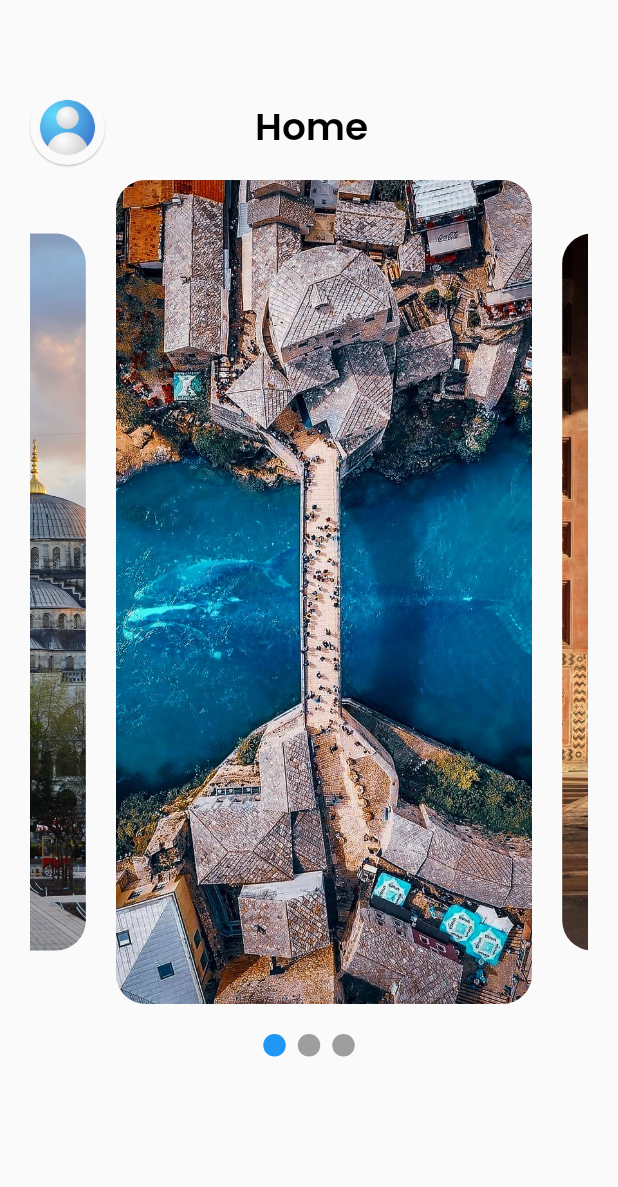
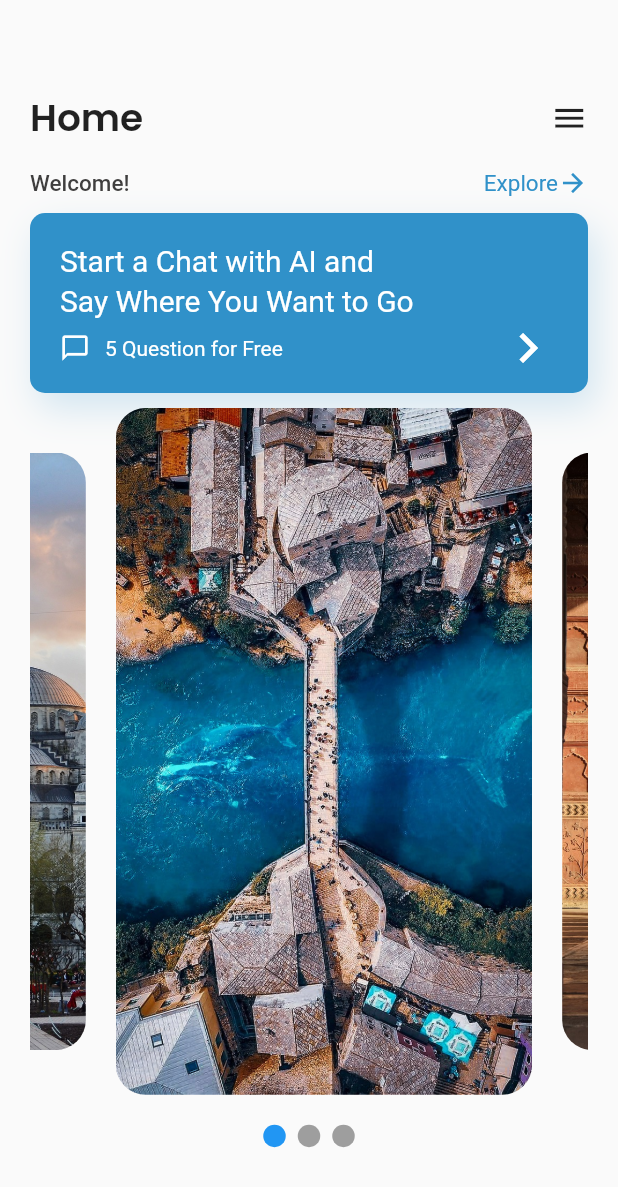
Before and after one commit to HifaOner/travelGallery, a Flutter app: the Home screen opened directly, on a phone screen of 412 x 824 dp. Shown: the top 1187 px of the screen. Run offline on Flutter 3.47's test engine with Material 2 defaults, Android fonts, the phone set to English and light mode, and no system bars; drawn by our look-alikes of carousel_slider, smooth_page_indicator; our stand-ins replace flutter_signin_button.

Commit message:
home page edited, colors changes

```diff
--- /dev/null
+++ b/lib/components/colors.dart
@@ -0,0 +1,5 @@
+import 'package:flutter/material.dart';
+
+class AppColors {
+  static const primaryColor = Color.fromARGB(255, 48, 145, 201);
+}
--- a/lib/views/explore.dart
+++ b/lib/views/explore.dart
@@ -1,3 +1,4 @@
+import 'package:flutter/material.dart';
 import 'package:flutter/src/widgets/container.dart';
 import 'package:flutter/src/widgets/framework.dart';
 
@@ -11,6 +12,6 @@
 class _ExploreState extends State<Explore> {
   @override
   Widget build(BuildContext context) {
-    return Container();
+    return Text("hey");
   }
 }
--- a/lib/views/home.dart
+++ b/lib/views/home.dart
@@ -1,9 +1,11 @@
-// ignore_for_file: prefer_const_constructors
+// ignore_for_file: prefer_const_constructors, prefer_const_literals_to_create_immutables
 
 import 'package:carousel_slider/carousel_slider.dart';
 import 'package:flutter/material.dart';
 import 'package:flutter/src/widgets/container.dart';
 import 'package:flutter/src/widgets/framework.dart';
+import 'package:oua_flutter_travel_gallery/components/colors.dart';
+import 'package:oua_flutter_travel_gallery/views/explore.dart';
 import 'package:smooth_page_indicator/smooth_page_indicator.dart';
 
 class Home extends StatefulWidget {
@@ -36,35 +38,142 @@
           child: Column(
             children: [
               Padding(
-                padding: const EdgeInsets.only(bottom: 10.0),
-                child: Center(
+                padding: const EdgeInsets.only(bottom: 15.0),
                 child: Row(
                   // ICON - HEADING
                   children: [
-                      Material(
-                          elevation: 0.5,
-                          borderRadius: BorderRadius.circular(60),
-                          child: Image.asset(
-                            "assets/images/user_icon.png",
-                            height: 50,
-                            width: 50,
-                            fit: BoxFit.cover,
-                          )),
-                      SizedBox(width: 100.0),
-                      Center(
-                        child: Text(
+                    Text(
                       "Home",
                       style: TextStyle(
-                              color: Colors.black,
-                              fontSize: 25.0,
-                              //fontWeight: FontWeight.bold,
+                          fontSize: 25,
+                          fontWeight: FontWeight.bold,
                           fontFamily: "Poppins"),
                     ),
+                    Expanded(child: Container()),
+                    Icon(
+                      Icons.menu,
+                      size: 25,
+                    ),
+                  ],
+                ),
+              ),
+              //SizedBox(height: 5),
+              Row(
+                children: [
+                  Text(
+                    "Welcome!",
+                    style: TextStyle(
+                      fontSize: 15,
+                      fontFamily: "Roboto",
+                      fontWeight: FontWeight.w500,
+                      color: Color.fromARGB(255, 63, 62, 62),
+                    ),
+                  ),
+                  Expanded(child: Container()),
+                  GestureDetector(
+                    onTap: (){
+                      Navigator.push(context, MaterialPageRoute(builder: (context)=>Explore()));
+                    },
+                    child: Text(
+                      "Explore",
+                      style: TextStyle(
+                        fontSize: 15,
+                        fontFamily: "Roboto",
+                        color: AppColors.primaryColor,
+                      ),
+                    ),
+                  ),
+                  Icon(
+                    Icons.arrow_forward_outlined,
+                    size: 20,
+                    color: AppColors.primaryColor,
+                  ),
+                ],
+              ),
+
+              // Blue Box
+              Padding(
+                padding: const EdgeInsets.only(top: 10, bottom: 10),
+                child: Container(
+                  width: MediaQuery.of(context).size.width,
+                  height: 120,
+                  decoration: BoxDecoration(
+                      gradient: LinearGradient(
+                        colors: [
+                          AppColors.primaryColor.withOpacity(1),
+                          AppColors.primaryColor.withOpacity(1),
+                        ],
+                        begin: Alignment.bottomLeft,
+                        end: Alignment.centerRight,
+                      ),
+                      borderRadius: BorderRadius.only(
+                          topLeft: Radius.circular(10),
+                          bottomLeft: Radius.circular(10),
+                          bottomRight: Radius.circular(10),
+                          topRight: Radius.circular(10)),
+                      boxShadow: [
+                        BoxShadow(
+                          offset: Offset(5, 10),
+                          blurRadius: 20,
+                          color: AppColors.primaryColor.withOpacity(0.2),
+                        ),
+                      ]),
+                  // Container Text
+                  child: Container(
+                    padding: EdgeInsets.only(left: 20, top: 20, right: 20),
+                    child: Column(
+                      crossAxisAlignment: CrossAxisAlignment.start,
+                      children: [
+                        Text(
+                          "Start a Chat with AI and",
+                          style: TextStyle(
+                              fontFamily: "Roboto",
+                              fontSize: 20,
+                              color: Colors.white,
+                              fontWeight: FontWeight.normal),
+                        ),
+                        SizedBox(
+                          height: 4,
+                        ),
+                        Text(
+                          "Say Where You Want to Go",
+                          style: TextStyle(
+                              fontFamily: "Roboto",
+                              fontSize: 20,
+                              color: Colors.white,
+                              fontWeight: FontWeight.normal),
+                        ),
+                        Row(
+                          children: [
+                            Icon(
+                              Icons.chat_bubble_outline,
+                              size: 20,
+                              color: Colors.white,
+                            ),
+                            SizedBox(
+                              width: 10,
+                            ),
+                            Text(
+                              "5 Question for Free",
+                              style: TextStyle(
+                                fontSize: 14,
+                                color: Colors.white,
+                              ),
+                            ),
+                            Expanded(child: Container()),
+                            Icon(
+                              Icons.navigate_next_outlined,
+                              color: Colors.white,
+                              size: 40,
+                            ),
+                          ],
                         ),
                       ],
                     ),
                   ),
                 ),
+              ),
+
               // CAROUSEL SLIDER
               CarouselSlider.builder(
                   itemCount: travelPhotos.length,
@@ -73,8 +182,8 @@
                     return buildImage(res, index);
                   },
                   options: CarouselOptions(
-                      autoPlay: true,
-                      height: MediaQuery.of(context).size.height / 1.5,
+                      //autoPlay: true,
+                      height: MediaQuery.of(context).size.height / 1.8,
                       //viewportFraction: 1,
                       enlargeCenterPage: true,
                       enlargeStrategy: CenterPageEnlargeStrategy.height,
--- a/pubspec.yaml
+++ b/pubspec.yaml
@@ -46,8 +46,14 @@
      - family: Poppins
        fonts:
          - asset: assets/fonts/Poppins-SemiBold.ttf
+         - asset: assets/fonts/Poppins-Regular.ttf
      - family: Rowdies
        fonts:
          - asset:  assets/fonts/Rowdies-Regular.ttf
+     - family: Roboto
+       fonts:
+         - asset: assets/fonts/Roboto-Medium.ttf
+         - asset: assets/fonts/Roboto-MediumItalic.ttf
+         - asset: assets/fonts/Roboto-Regular.ttf
 
   uses-material-design: true
```
Also changed, not shown: assets/fonts/Poppins-Regular.ttf (added), assets/fonts/Roboto-LightItalic.ttf (added), assets/fonts/Roboto-Medium.ttf (added), assets/fonts/Roboto-MediumItalic.ttf (added), assets/fonts/Roboto-Regular.ttf (added). Lines whose indentation alone changed are shown as unchanged.
